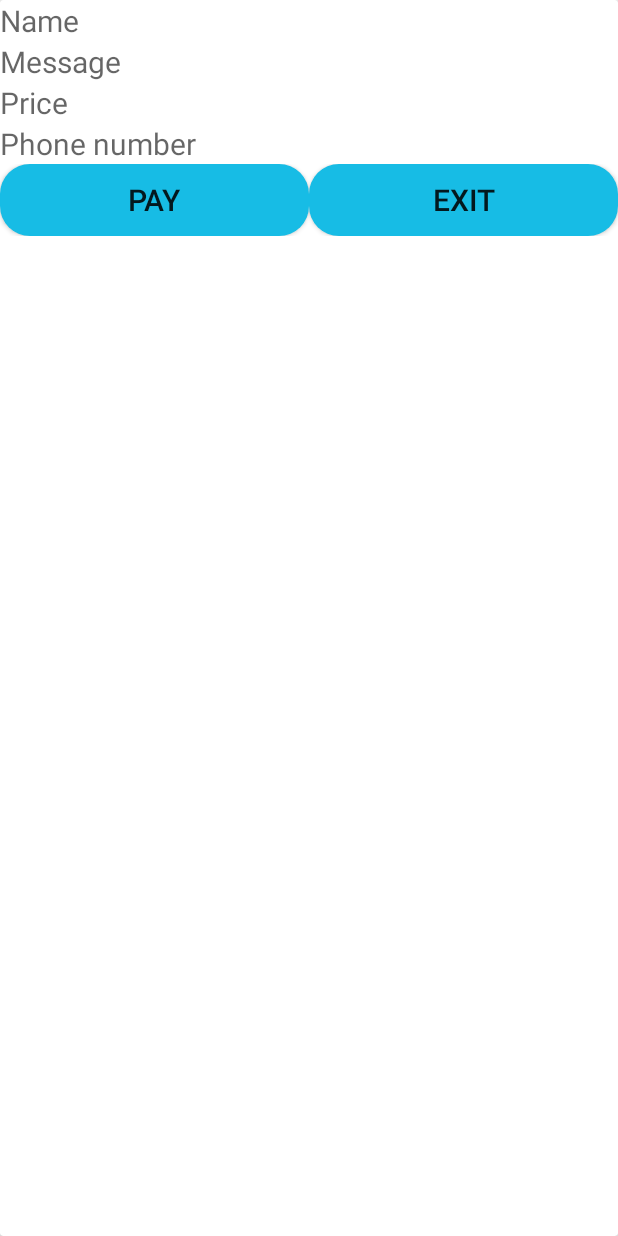
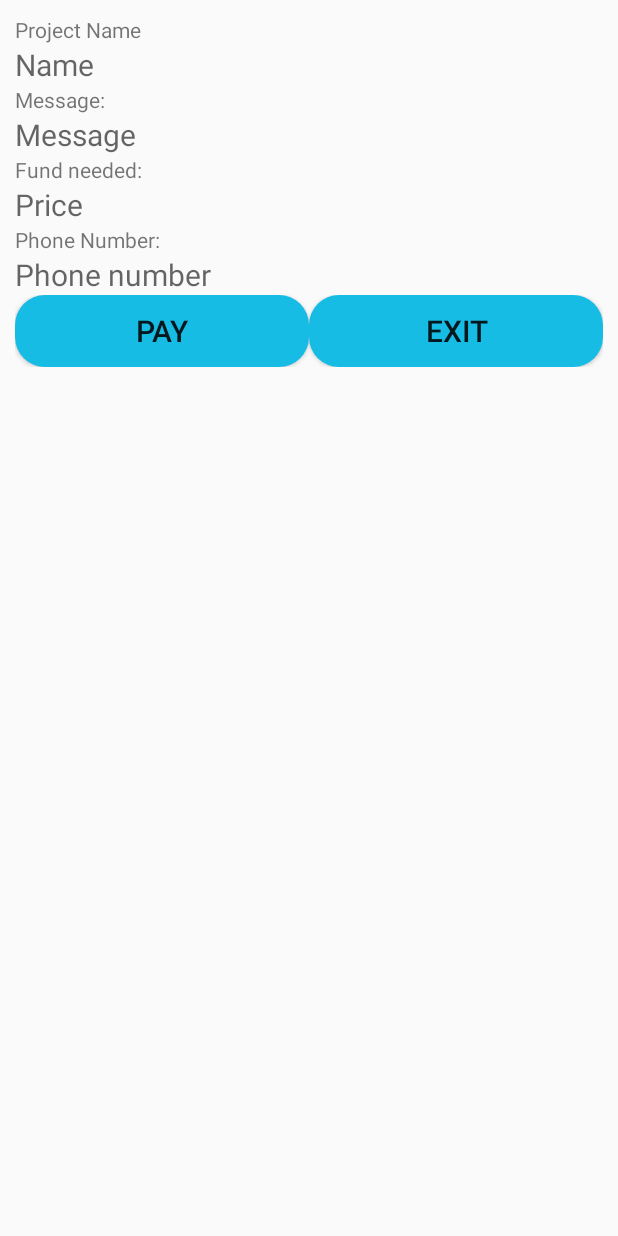
Before and after one commit to quoraboy/Crowd_Fund_Raising_MobileApp, an Android app: the layout custom_dialogbox.xml on its own in the app's theme, with its tools: preview values and no code run, on a phone screen of 412 x 824 dp. Run offline under Robolectric (Android 15) with nearby library versions, the phone set to English and light mode, and no system bars.

Commit message:
Custom dialog box done 99%

```diff
--- a/app/src/main/res/layout/custom_dialogbox.xml
+++ b/app/src/main/res/layout/custom_dialogbox.xml
@@ -1,37 +1,85 @@
 <?xml version="1.0" encoding="utf-8"?>
-<android.support.v7.widget.CardView android:layout_width="match_parent"
-    xmlns:android="http://schemas.android.com/apk/res/android"
-    android:layout_height="match_parent">
+<RelativeLayout xmlns:android="http://schemas.android.com/apk/res/android"
+    android:layout_width="match_parent"
+    android:layout_height="wrap_content"
+    android:layout_margin="10dp">
 
     <LinearLayout
-        xmlns:android="http://schemas.android.com/apk/res/android" android:layout_width="match_parent"
+        android:layout_width="match_parent"
         android:layout_height="wrap_content"
+        android:layout_alignParentStart="true"
+        android:layout_alignParentTop="true"
+        android:layout_alignParentEnd="true"
+        android:layout_alignParentBottom="true"
+
         android:orientation="vertical">
+
         <TextView
             android:layout_width="match_parent"
             android:layout_height="wrap_content"
+            android:text="Project Name"/>
+
+        <TextView
             android:id="@+id/name1"
+            android:layout_width="match_parent"
+            android:layout_height="wrap_content"
+            android:layout_alignParentStart="true"
+            android:layout_alignParentEnd="true"
+            android:layout_alignParentBottom="true"
+
+            android:layout_weight="0"
             android:hint="Name"
+            android:textSize="20sp" />
+
+        <TextView
+            android:layout_width="match_parent"
+            android:layout_height="wrap_content"
+            android:text="Message:"/>
+        <TextView
+            android:id="@+id/message1"
+            android:layout_width="match_parent"
+            android:layout_height="wrap_content"
+            android:layout_alignParentStart="true"
+            android:layout_alignParentEnd="true"
+            android:layout_alignParentBottom="true"
+
+            android:layout_weight="0"
+            android:hint="Message"
             android:textSize="20sp" />
 <TextView
     android:layout_width="match_parent"
     android:layout_height="wrap_content"
-            android:id="@+id/message1"
-            android:hint="Message"
-            android:textSize="20sp"
-            />
+    android:text="Fund needed:"/>
+
+        <TextView
+            android:id="@+id/price1"
+            android:layout_width="match_parent"
+            android:layout_height="wrap_content"
+            android:layout_alignParentStart="true"
+            android:layout_alignParentEnd="true"
+            android:layout_alignParentBottom="true"
+
+            android:layout_weight="0"
+            android:hint="Price"
+            android:textSize="20sp" />
+
         <TextView
             android:layout_width="match_parent"
             android:layout_height="wrap_content"
-            android:id="@+id/price1"
-            android:hint="Price"
-            android:textSize="20sp"/>
+            android:text="Phone Number:"/>
+
         <TextView
+            android:id="@+id/phoneno1"
             android:layout_width="match_parent"
             android:layout_height="wrap_content"
+            android:layout_alignParentStart="true"
+            android:layout_alignParentEnd="true"
+            android:layout_alignParentBottom="true"
+
+            android:layout_weight="0"
             android:hint="Phone number"
-            android:id="@+id/phoneno1"
-            android:textSize="20sp"/>
+            android:textSize="20sp" />
+
              <LinearLayout
                  android:layout_width="match_parent"
                  android:layout_height="wrap_content"
@@ -41,6 +89,9 @@
                      android:id="@+id/payy"
                      android:layout_width="wrap_content"
                      android:layout_height="match_parent"
+                     android:layout_alignStart="@+id/name1"
+                     android:layout_alignEnd="@+id/exit"
+                     android:layout_alignParentBottom="true"
                      android:layout_weight="1"
                      android:background="@drawable/roundedbtn"
                      android:text="PAY"
@@ -50,11 +101,16 @@
                      android:id="@+id/exit"
                      android:layout_width="wrap_content"
                      android:layout_height="match_parent"
+                     android:layout_alignParentStart="true"
+                     android:layout_alignParentEnd="true"
+                     android:layout_alignParentBottom="true"
                      android:layout_weight="1"
                      android:background="@drawable/roundedbtn"
                      android:text="EXIT"
-                android:textSize="20sp"/>
+                     android:textSize="20sp" />
+
+
              </LinearLayout>
             </LinearLayout>
 
-</android.support.v7.widget.CardView>
+</RelativeLayout>
--- a/app/src/main/res/layout/dashboardlist.xml
+++ b/app/src/main/res/layout/dashboardlist.xml
@@ -8,6 +8,7 @@
         android:layout_width="match_parent"
         android:layout_height="match_parent"
         android:orientation="vertical"
+
         >
 
     </LinearLayout>
```
Lines whose indentation alone changed are shown as unchanged.
